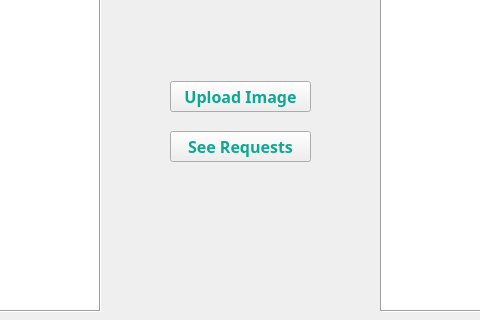
Above: profile.ui from a-ewais/Image-sharing-app before the change; both pictures show x 250 to 730 and y 329 to 649 of the 950 by 649 pixel window. Below: the same form after it.
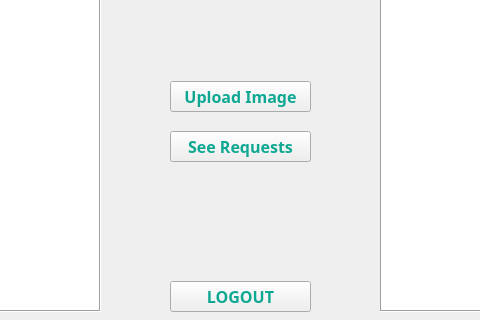
That is the form after the change. Icons and pictures are not drawn.

The edit to the form file:
```diff
--- a/profile.ui
+++ b/profile.ui
@@ -213,6 +213,31 @@
     <pixmap>../Downloads/top-logo.png</pixmap>
    </property>
   </widget>
+  <widget class="QPushButton" name="logout">
+   <property name="geometry">
+    <rect>
+     <x>420</x>
+     <y>610</y>
+     <width>141</width>
+     <height>31</height>
+    </rect>
+   </property>
+   <property name="font">
+    <font>
+     <family>Ubuntu Mono</family>
+     <pointsize>12</pointsize>
+     <weight>75</weight>
+     <bold>true</bold>
+    </font>
+   </property>
+   <property name="styleSheet">
+    <string notr="true">color: rgb(14, 168, 146);
+selection-color: rgb(234, 110, 89);</string>
+   </property>
+   <property name="text">
+    <string>LOGOUT</string>
+   </property>
+  </widget>
   <zorder>logo</zorder>
   <zorder>label</zorder>
   <zorder>onlineUsers</zorder>
```
Left out of the diff: 1 changed line with no effect on the pictures.
